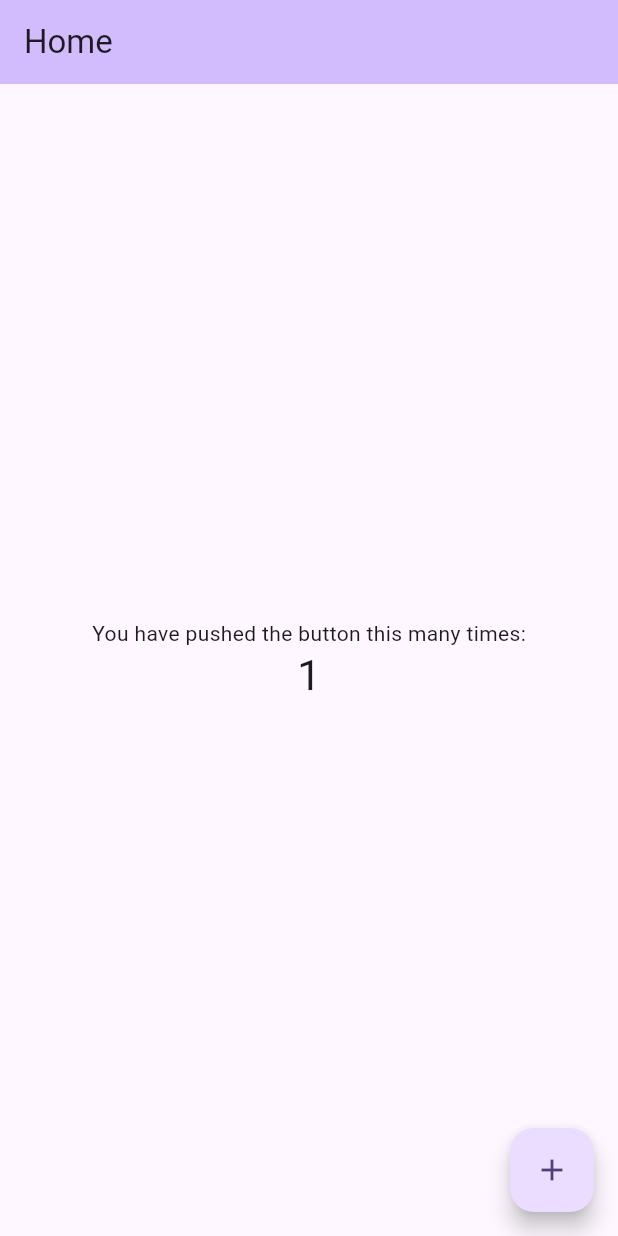
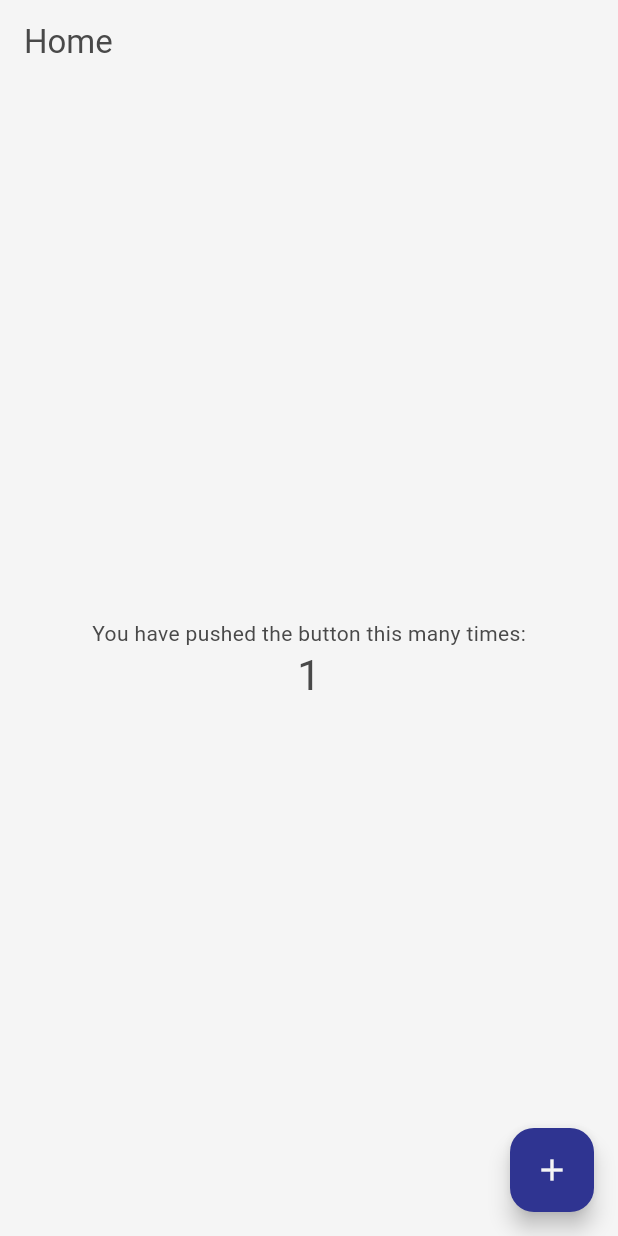
Before and after one commit to ElissonRochaa/MOBILE-25.1-Booklub, a Flutter app: the screen it shows after launch, after a tap on the "add" icon, on a phone screen of 412 x 824 dp. Run offline on Flutter 3.47's test engine with Material 3 defaults, Android fonts, the phone set to English and light mode, and no system bars; our stand-ins replace go_router.

Commit message:
feat: criado ThemeContext para gerir o tema da aplicação

```diff
--- a/lib/config/theme/theme_config.dart
+++ b/lib/config/theme/theme_config.dart
@@ -1,5 +1,6 @@
 import 'package:booklub/config/theme/app_theme.dart';
-import 'package:booklub/utils/custom_colors.dart';
+import 'package:booklub/config/theme/theme_context.dart';
+import 'package:booklub/utils/theme/custom_colors.dart';
 import 'package:flutter/material.dart';
 
 abstract final class ThemeConfig {
@@ -36,6 +37,11 @@ abstract final class ThemeConfig {
     ),
   );
 
+  static ThemeContext get themeContext => ThemeContext(
+    lightTheme: lightTheme,
+    darkTheme: darkTheme,
+  );
+
 }
 
 extension ThemeDataExtension on ThemeData {
--- /dev/null
+++ b/lib/config/theme/theme_context.dart
@@ -0,0 +1,35 @@
+import 'package:booklub/config/theme/app_theme.dart';
+import 'package:flutter/cupertino.dart';
+
+class ThemeContext extends ChangeNotifier {
+
+  final AppTheme _lightTheme;
+
+  final AppTheme _darkTheme;
+
+  AppTheme activeTheme;
+
+  Brightness activeThemeType;
+
+  ThemeContext({
+    required lightTheme,
+    required darkTheme
+  }):
+    activeTheme=lightTheme,
+    activeThemeType=Brightness.light,
+    _lightTheme=lightTheme,
+    _darkTheme=darkTheme;
+
+  void setDarkTheme() {
+    activeTheme = _darkTheme;
+    activeThemeType = Brightness.dark;
+    notifyListeners();
+  }
+
+  void setLightTheme() {
+    activeTheme = _lightTheme;
+    activeThemeType = Brightness.light;
+    notifyListeners();
+  }
+
+}
--- a/lib/main.dart
+++ b/lib/main.dart
@@ -1,8 +1,22 @@
+import 'package:booklub/config/theme/theme_context.dart';
 import 'package:flutter/material.dart';
 import 'package:booklub/config/routing/routing_config.dart';
+import 'package:go_router/go_router.dart' show GoRouter;
+import 'package:provider/provider.dart';
+import 'config/theme/theme_config.dart';
 
 void main() {
-  runApp(const MyApp());
+  runApp(MultiProvider(
+    providers: [
+      ChangeNotifierProvider<ThemeContext>.value(
+          value: ThemeConfig.themeContext
+      ),
+      Provider<GoRouter>.value(
+        value: RoutingConfig.router,
+      )
+    ],
+    child: const MyApp(),
+  ));
 }
 
 class MyApp extends StatelessWidget {
@@ -10,12 +24,13 @@ class MyApp extends StatelessWidget {
 
   @override
   Widget build(BuildContext context) {
+    final themeContext = context.watch<ThemeContext>();
+    final router = context.read<GoRouter>();
+
     return MaterialApp.router(
-      title: 'Flutter Demo',
-      theme: ThemeData(
-        colorScheme: ColorScheme.fromSeed(seedColor: Colors.deepPurple),
-      ),
-      routerConfig: RoutingConfig.router,
+      title: 'Booklub',
+      theme: themeContext.activeTheme.themeData,
+      routerConfig: router,
     );
   }
 }
```
Also changed, not shown: pubspec.yaml (+3 -69 lines), lib/utils/theme/custom_colors.dart (renamed from lib/utils/custom_colors.dart), pubspec.lock, 1 other file.
